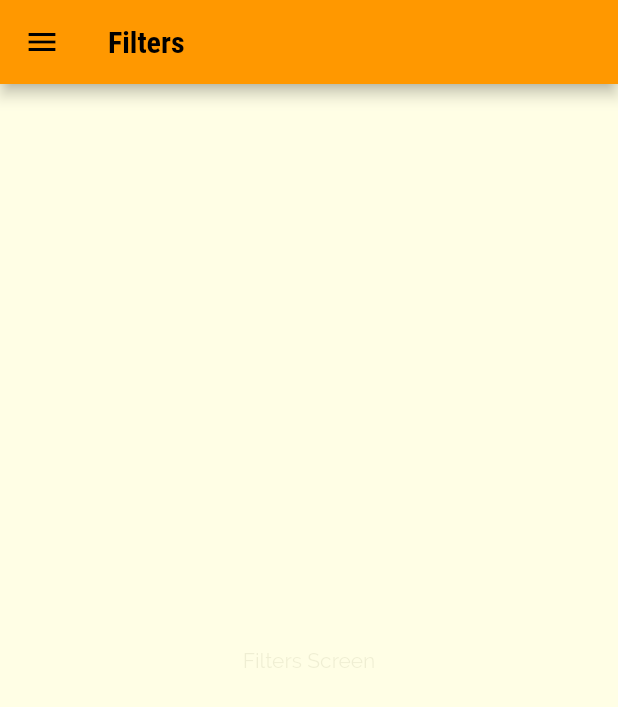
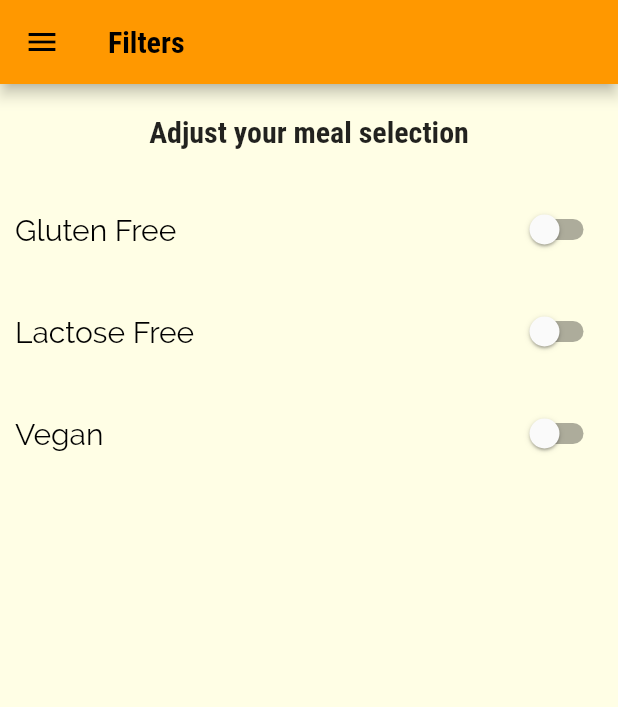
Before and after one commit to abdellatif-laghjaj/flutter_meals_app, a Flutter app: the FiltersScreen screen opened by its route, on a phone screen of 412 x 824 dp. Shown: the top 707 px of the screen. Run offline on Flutter 3.47's test engine with Material 2 defaults, Android fonts, the light colour scheme and no system bars.

Commit message:
add filters screen

```diff
--- a/lib/screens/filters_screen.dart
+++ b/lib/screens/filters_screen.dart
@@ -2,18 +2,89 @@ import 'package:flutter/material.dart';
 
 import '../widgets/main_drawer.dart';
 
-class FiltersScreen extends StatelessWidget {
+class FiltersScreen extends StatefulWidget {
   static const routeName = '/filters';
+
+  @override
+  State<FiltersScreen> createState() => _FiltersScreenState();
+}
+
+class _FiltersScreenState extends State<FiltersScreen> {
+  var _gluttenFree = false;
+  var _lactose = false;
+  var _vegan = false;
+  var _vegetarian = false;
+
+  Widget _buildFilterSwitch(
+      BuildContext context, String title, bool value, Function onChanged) {
+    return Padding(
+      padding: const EdgeInsets.all(10.0),
+      child: Row(
+        mainAxisAlignment: MainAxisAlignment.spaceBetween,
+        children: [
+          Text(
+            title,
+            style: TextStyle(
+              fontSize: 20,
+              color: Colors.black,
+            ),
+          ),
+          Switch(
+            value: value,
+            onChanged: onChanged,
+          ),
+        ],
+      ),
+    );
+  }
+
   @override
   Widget build(BuildContext context) {
     return Scaffold(
-      appBar: AppBar(
-        title: Text('Filters'),
-      ),
-      drawer: MainDrawer(),
-      body: Center(
-        child: Text('Filters Screen'),
-      ),
-    );
+        appBar: AppBar(
+          title: Text('Filters'),
+        ),
+        drawer: MainDrawer(),
+        body: Column(
+          children: [
+            Container(
+              padding: EdgeInsets.all(20),
+              child: Text(
+                'Adjust your meal selection',
+                style: Theme.of(context).textTheme.headline6,
+              ),
+            ),
+            _buildFilterSwitch(
+              context,
+              'Gluten Free',
+              _gluttenFree,
+              (value) {
+                setState(() {
+                  _gluttenFree = value;
+                });
+              },
+            ),
+            _buildFilterSwitch(
+              context,
+              'Lactose Free',
+              _lactose,
+              (value) {
+                setState(() {
+                  _lactose = value;
+                });
+              },
+            ),
+            _buildFilterSwitch(
+              context,
+              'Vegan',
+              _vegan,
+              (value) {
+                setState(() {
+                  _vegan = value;
+                });
+              },
+            ),
+          ],
+        ));
   }
 }
--- a/lib/screens/meal_detail_screen.dart
+++ b/lib/screens/meal_detail_screen.dart
@@ -96,6 +96,12 @@ class MealDetailScreen extends StatelessWidget {
           ],
         ),
       ),
+      floatingActionButton: FloatingActionButton(
+        child: Icon(Icons.delete),
+        onPressed: () {
+          Navigator.of(context).pop(mealId);
+        },
+      ),
     );
   }
 }
```
Also changed, not shown: lib/screens/category_meals_screen.dart (+35 -12 lines), lib/widgets/meal_item.dart (+9 -1 lines).
